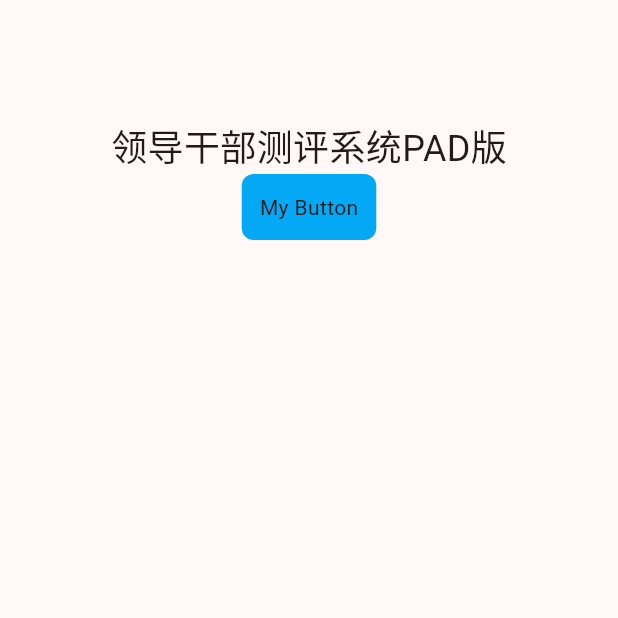
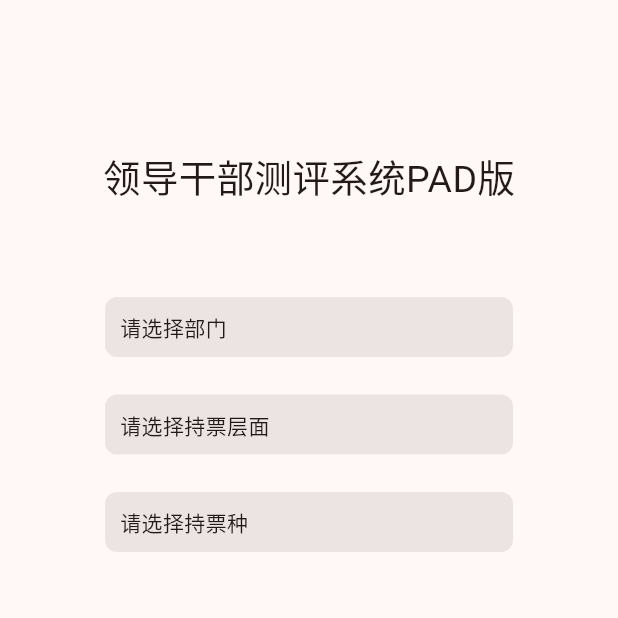
Before and after one commit to 1098065487/evaluate, a Flutter app: the screen it shows after launch, on a phone screen of 412 x 824 dp, the top half of it. Run offline on Flutter 3.47's test engine with Material 2 defaults, Android fonts, the phone set to English and light mode, and no system bars; our stand-ins replace permission_handler; missing offline and left inert: flutter_pickers.

Commit message:
feat:work

```diff
--- a/lib/components/select.dart
+++ b/lib/components/select.dart
@@ -1,35 +1,61 @@
 import 'package:flutter/material.dart';
 import 'package:flutter_pickers/pickers.dart';
+import 'package:flutter_pickers/style/picker_style.dart';
+import 'package:provider/provider.dart';
+import '../main.dart';
 
 class CustomSelect extends StatelessWidget {
-  CustomSelect({required this.selected, required this.selectList, super.key});
+  CustomSelect({required this.selected, required this.selectList, required this.type, super.key});
 
-  final String selected;
+  final Map<String, dynamic> selected;
   final List <dynamic> selectList;
-  // void updateSelect;
+  final String type;
+
+  String renderTips(String type) {
+    switch(type) {
+      case 'depart':
+        return '请选择部门';
+      case 'subject':
+        return '请选择持票层面';
+      case 'ticket':
+        return '请选择持票种';
+      default:
+        return '请选择';
+    }
+  }
 
   @override
-  @override
   Widget build(BuildContext context) {
+    var appState = context.watch<MyAppState>();
+
     return GestureDetector(
       onTap: () {
-        print('11111');
         Pickers.showSinglePicker(context,
-          data: selectList,
-          selectData: selected,
+          data: selectList.map((e) => e.name).toList(),
+          selectData: selected['name'],
+          pickerStyle: PickerStyle(
+            textColor: Colors.black,
+            textSize: 17,
+          ),
           onConfirm: (p, position) {
-            print(p);
+            Map<String, dynamic> handleSelected = {
+              'name': p,
+              'value': selectList[position].value,
+            };
+            if(type == 'depart') {
+              appState.updateDepartSelected(handleSelected);
+              appState.updateSubjectSelected({});
+            } else if(type == 'subject') {
+              appState.updateSubjectSelected(handleSelected);
+            }
           },
-          // onChanged: (p) => print('数据发生改变：$p')
         );
       },
       child: Container(
-          padding: const EdgeInsets.all(12),
-          decoration: BoxDecoration(
-            color: Colors.lightBlue,
-            borderRadius: BorderRadius.circular(8),
+          padding: const EdgeInsets.all(10),
+          child: Text(
+              selected.isNotEmpty ? selected['name'] : renderTips(type),
           ),
-          child: const Text('My Button'),
         )
     );
   }
--- a/lib/main.dart
+++ b/lib/main.dart
@@ -35,10 +35,17 @@ class MyAppState extends ChangeNotifier {
     notifyListeners();
   }
 
-  int departId = 0;
+  Map<String, dynamic> departSelected = {};
 
-  void updateDepartId(int id) {
-    departId = id;
+  void updateDepartSelected(Map <String, dynamic> current) {
+    departSelected = current;
+    notifyListeners();
+  }
+
+  Map<String, dynamic> subjectSelected = {};
+
+  void updateSubjectSelected(Map <String, dynamic> current) {
+    subjectSelected = current;
     notifyListeners();
   }
 }
--- a/lib/pages/home.dart
+++ b/lib/pages/home.dart
@@ -7,8 +7,6 @@ import '../main.dart';
 import '../components/select.dart';
 import '../components/config_type.dart';
 
-typedef SelectType = List<dynamic>;
-
 class Home extends StatelessWidget {
   Home({super.key});
 
@@ -17,17 +15,20 @@ class Home extends StatelessWidget {
 
     var appState = context.watch<MyAppState>();
     ConfigType allConfig = appState.config;
+    Map <String, dynamic> depart = appState.departSelected;
+    Map <String, dynamic> subject = appState.subjectSelected;
 
-    var depart = '';
-    var departId;
-    SelectType departList = [];
+    var departList = [];
     if(allConfig.padId != 0) {
       List <Departments> departs = allConfig.departments;
       departList = departs.map((e) => (name: e.departmentName, value: e.dpartmentId)).toList();
     }
 
-    void updateDepart(current) {
-      depart = current;
+    var subjectList = [];
+    if(depart.isNotEmpty) {
+      List <Departments> departs = allConfig.departments;
+      List <Departments> selected = departs.where((element) => element.dpartmentId == depart['value']).toList();
+      subjectList = selected[0].subject.map((e) => (name: e.subjectName, value: e.subjectId)).toList();
     }
 
     () async {
@@ -50,16 +51,43 @@ class Home extends StatelessWidget {
     }();
     return Scaffold(
       body: Container(
-        padding: EdgeInsets.symmetric(vertical: 80.0),
+        padding: EdgeInsets.symmetric(vertical: 100.0),
         child: Column(
           children: [
             Center(
               child: Text(
                 '领导干部测评系统PAD版',
-                style: TextStyle(fontSize: 24),
+                style: TextStyle(fontSize: 25),
               )
             ),
-            CustomSelect(selected: depart = '', selectList: departList)
+            SizedBox(height: 40,),
+            Container(
+              width: MediaQuery.of(context).size.width - 140,
+              margin: EdgeInsets.symmetric(vertical: 20.0),
+              decoration: BoxDecoration(
+                color: Color.fromRGBO(0, 0, 0, 0.08),
+                borderRadius: BorderRadius.circular(8),
+              ),
+              child: CustomSelect(selected: depart, selectList: departList, type: 'depart'),
+            ),
+            Container(
+              width: MediaQuery.of(context).size.width - 140,
+              margin: EdgeInsets.symmetric(vertical: 5.0),
+              decoration: BoxDecoration(
+                color: Color.fromRGBO(0, 0, 0, 0.08),
+                borderRadius: BorderRadius.circular(8),
+              ),
+              child: CustomSelect(selected: subject, selectList: subjectList, type: 'subject'),
+            ),
+            Container(
+              width: MediaQuery.of(context).size.width - 140,
+              margin: EdgeInsets.symmetric(vertical: 20.0),
+              decoration: BoxDecoration(
+                color: Color.fromRGBO(0, 0, 0, 0.08),
+                borderRadius: BorderRadius.circular(8),
+              ),
+              child: CustomSelect(selected: depart, selectList: departList, type: 'ticket'),
+            ),
           ],
         ),
       )
```
